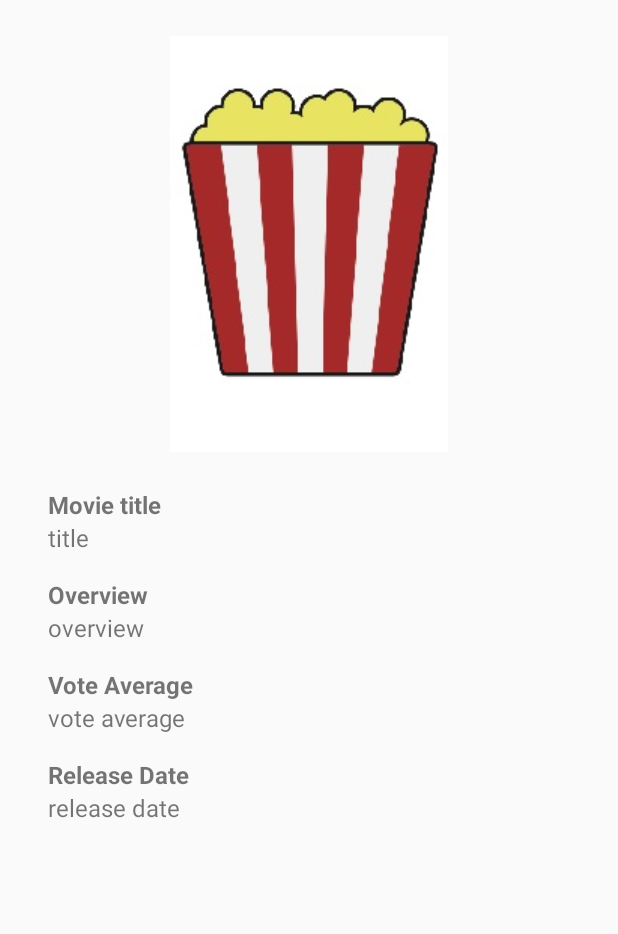
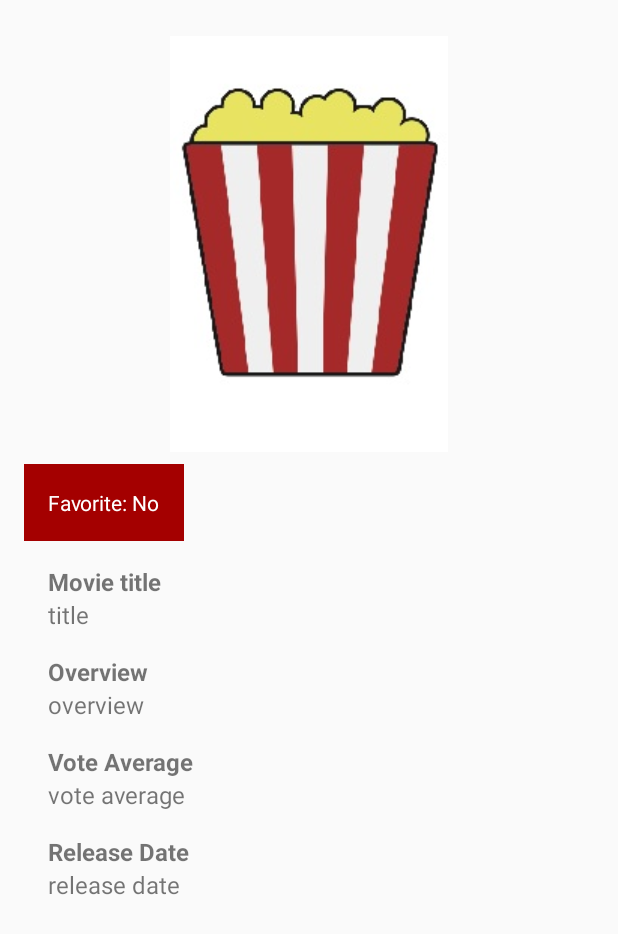
Before and after one commit to lemefe21/movie_guide_app, an Android app: the layout activity_movie_detail.xml on its own in the app's theme, with its tools: preview values and no code run, on a phone screen of 412 x 824 dp. Shown: the top 934 px of the screen. Run offline under Robolectric (Android 15) with nearby library versions, the light colour scheme and no system bars.

Commit message:
implementing the favorite movies feature

```diff
--- a/app/src/main/java/com/leme/movieguideapp/MainActivity.java
+++ b/app/src/main/java/com/leme/movieguideapp/MainActivity.java
@@ -143,7 +143,7 @@ public class MainActivity extends AppCompatActivity implements MovieItemAdapter.
     @Override
     public void onClick(int movieIdClicked) {
         Intent intent = new Intent(this, MovieDetailActivity.class);
-        Uri uriForIdClicked = MovieContract.MovieEntry.buildWeatherUriWithId(movieIdClicked);
+        Uri uriForIdClicked = MovieContract.MovieEntry.buildMovieUriWithId(movieIdClicked);
         intent.setData(uriForIdClicked);
         startActivity(intent);
     }
--- a/app/src/main/java/com/leme/movieguideapp/data/MovieDbHelper.java
+++ b/app/src/main/java/com/leme/movieguideapp/data/MovieDbHelper.java
@@ -38,6 +38,7 @@ public class MovieDbHelper extends SQLiteOpenHelper {
                 MovieEntry.COLUMN_ADULT             + " INTEGER DEFAULT 0 NOT NULL, "                    +
                 MovieEntry.COLUMN_OVERVIEW          + " TEXT NOT NULL, "                                 +
                 MovieEntry.COLUMN_RELEASE_DATE      + " TEXT NOT NULL, "                                 +
+                MovieEntry.COLUMN_FAVORITE          + " INTEGER DEFAULT 0 NOT NULL, "                    +
                 MovieEntry.COLUMN_SEARCH_TYPE       + " TEXT NOT NULL, "                                 +
                 " UNIQUE (" + MovieEntry.COLUMN_MOVIE_ID + ") ON CONFLICT REPLACE);";
 
--- a/app/src/main/java/com/leme/movieguideapp/sync/MovieSyncUtils.java
+++ b/app/src/main/java/com/leme/movieguideapp/sync/MovieSyncUtils.java
@@ -135,4 +135,10 @@ public class MovieSyncUtils {
 
     }
 
+    public static void startUpdateMovie(final Context context, Uri uri, boolean favorite) {
+
+        Log.v(TAG, "startUpdateMovie: " + uri);
+
+    }
+
 }
--- a/app/src/main/java/com/leme/movieguideapp/utilities/OpenMovieJSONUtils.java
+++ b/app/src/main/java/com/leme/movieguideapp/utilities/OpenMovieJSONUtils.java
@@ -45,6 +45,7 @@ public class OpenMovieJSONUtils {
             movieValues.put(MovieEntry.COLUMN_ADULT, movie.isAdult());
             movieValues.put(MovieEntry.COLUMN_OVERVIEW, movie.getOverview());
             movieValues.put(MovieEntry.COLUMN_RELEASE_DATE, movie.getRelease_date());
+            movieValues.put(MovieEntry.COLUMN_FAVORITE, movie.isFavorite());
             movieValues.put(MovieEntry.COLUMN_SEARCH_TYPE, movie.getSearchType());
 
             movieContentValues[i] = movieValues;
--- /dev/null
+++ b/app/src/main/res/drawable/ic_star_black_100dp.xml
@@ -0,0 +1,5 @@
+<vector android:height="100dp" android:tint="#E6E500"
+    android:viewportHeight="24.0" android:viewportWidth="24.0"
+    android:width="100dp" xmlns:android="http://schemas.android.com/apk/res/android">
+    <path android:fillColor="#FF000000" android:pathData="M12,17.27L18.18,21l-1.64,-7.03L22,9.24l-7.19,-0.61L12,2 9.19,8.63 2,9.24l5.46,4.73L5.82,21z"/>
+</vector>
--- /dev/null
+++ b/app/src/main/res/drawable/item_favorite_selector.xml
@@ -0,0 +1,10 @@
+<?xml version="1.0" encoding="utf-8"?>
+<selector xmlns:android="http://schemas.android.com/apk/res/android">
+
+    <item android:drawable="@color/colorPrimaryDark" android:state_pressed="true" />
+    <item android:drawable="@color/colorPrimaryDark" android:state_activated="true" />
+    <item android:drawable="@color/colorPrimaryDark" android:state_selected="true" />
+
+    <item android:drawable="@color/colorPrimary" />
+
+</selector>
--- a/app/src/main/res/layout/activity_movie_detail.xml
+++ b/app/src/main/res/layout/activity_movie_detail.xml
@@ -16,6 +16,15 @@
             android:src="@drawable/poster_default"
             android:padding="@dimen/detail_movie_poster_padding"
             android:layout_gravity="center"/>
+
+        <TextView
+            android:id="@+id/btn_favorite_movie"
+            android:layout_width="wrap_content"
+            android:layout_height="wrap_content"
+            android:padding="@dimen/default_padding_16dp"
+            android:background="@drawable/item_favorite_selector"
+            android:textColor="@color/white"
+            android:text="Favorite: No"/>
 
         <TextView
             android:id="@+id/tv_detail_title"
--- a/app/src/main/res/values/colors.xml
+++ b/app/src/main/res/values/colors.xml
@@ -4,4 +4,7 @@
     <color name="colorPrimaryDark">#780000</color>
     <color name="colorAccent">#ed1216</color>
     <color name="background">#616161</color>
+
+    <color name="white">#FFFFFF</color>
+
 </resources>
```
Also changed, not shown: app/src/main/java/com/leme/movieguideapp/MovieDetailActivity.java (+52 -10 lines), app/src/main/java/com/leme/movieguideapp/MovieItemAdapter.java (+9 -0 lines), app/src/main/java/com/leme/movieguideapp/data/MovieContract.java (+5 -2 lines), app/src/main/java/com/leme/movieguideapp/data/MovieProvider.java (+28 -1 lines), app/src/main/java/com/leme/movieguideapp/utilities/MovieUtils.java (added, +13 -0 lines), app/src/main/res/layout/movie_list_item.xml (+8 -0 lines).
